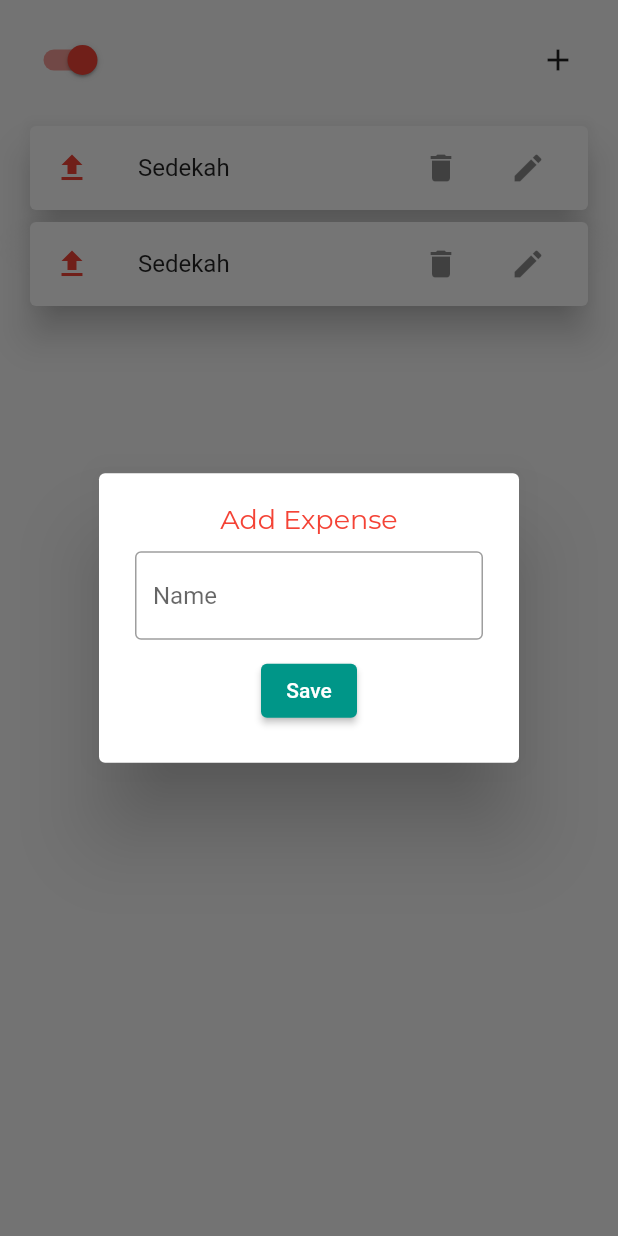
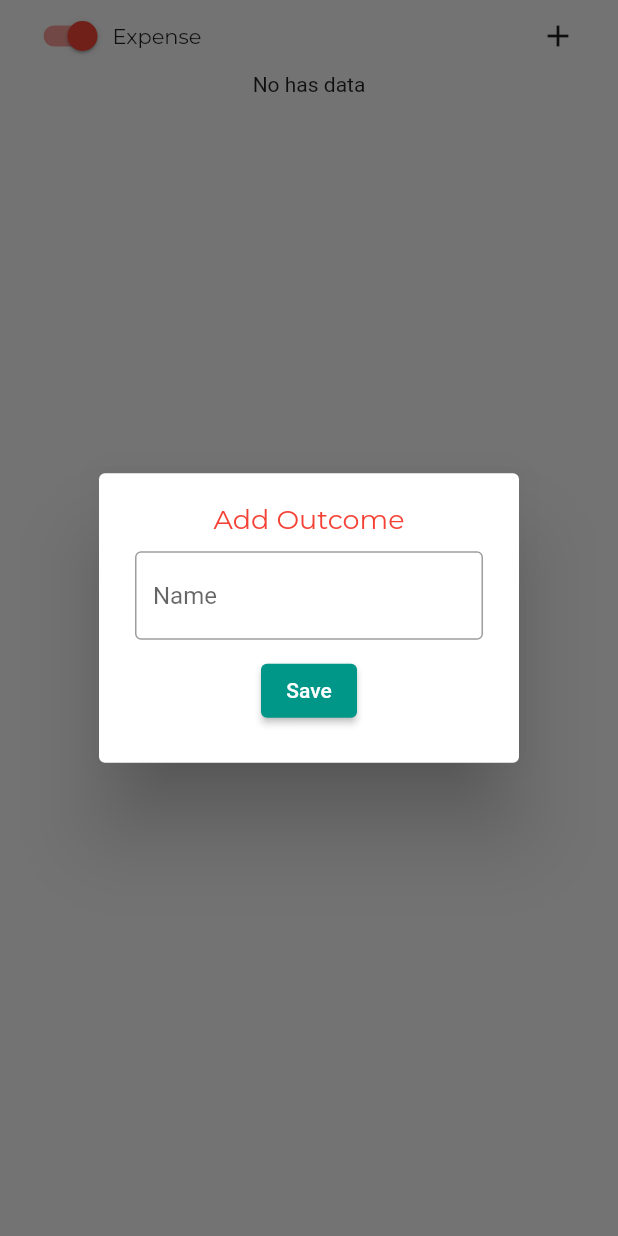
Before and after one commit to Indrinf/Money-Tracker, a Flutter app: the CategoryPage widget shown alone on an empty page, opened directly, after a tap on the "add" icon, on a phone screen of 412 x 824 dp. Run offline on Flutter 3.47's test engine with Material 2 defaults, Android fonts, the phone set to English and light mode, and no system bars; our stand-ins replace drift, google_fonts; missing offline and left inert: calendar_appbar; accounts and stored records are empty; generated files the repository leaves out were written again.

Commit message:
create category crud

```diff
--- a/lib/models/database.dart
+++ b/lib/models/database.dart
@@ -19,6 +19,22 @@
 
   @override
   int get schemaVersion => 1;
+
+  // CRUD Category
+
+  Future<List<Category>> getAllCategoryRepo(int type) async {
+    return await (select(categories)..where((tbl) => tbl.type.equals(type)))
+        .get();
+  }
+
+  Future updateCategoryRepo(int id, String name) async {
+    return (update(categories)..where((tbl) => tbl.id.equals(id)))
+        .write(CategoriesCompanion(name: Value(name)));
+  }
+
+  Future deleteCategoryRepo(int id) async {
+    return (delete(categories)..where((tbl) => tbl.id.equals(id))).go();
+  }
 }
 
 LazyDatabase _openConnection() {
--- a/lib/pages/category_page.dart
+++ b/lib/pages/category_page.dart
@@ -1,19 +1,51 @@
 import 'package:flutter/material.dart';
-import 'package:flutter/src/widgets/container.dart';
 import 'package:flutter/src/widgets/framework.dart';
 import 'package:google_fonts/google_fonts.dart';
+import 'package:money_tracking/models/category.dart';
+import 'package:money_tracking/models/database.dart';
 
 class CategoryPage extends StatefulWidget {
-  const CategoryPage({super.key});
+  const CategoryPage({Key? key}) : super(key: key);
 
   @override
   State<CategoryPage> createState() => _CategoryPageState();
 }
 
 class _CategoryPageState extends State<CategoryPage> {
-  bool isExpense = true;
+  bool? isExpense;
+  int? type;
+  final AppDb database = AppDb();
+  List<Category> listCategory = [];
+  TextEditingController categoryNameController = TextEditingController();
 
-  void openDialog() {
+  Future<List<Category>> getAllCategory(int type) async {
+    return await database.getAllCategoryRepo(type);
+  }
+
+  Future insert(String name, int type) async {
+    DateTime now = DateTime.now();
+    await database.into(database.categories).insertReturning(
+        CategoriesCompanion.insert(
+            name: name, type: type, createdAt: now, updatedAt: now));
+  }
+
+  Future update(int categoryId, String newName) async {
+    await database.updateCategoryRepo(categoryId, newName);
+  }
+
+  @override
+  void initState() {
+    // TODO: implement initState
+    isExpense = true;
+    type = (isExpense!) ? 2 : 1;
+    super.initState();
+  }
+
+  void openDialog(Category? category) {
+    categoryNameController.clear();
+    if (category != null) {
+      categoryNameController.text = category.name;
+    }
     showDialog(
         context: context,
         builder: (BuildContext context) {
@@ -21,111 +53,155 @@
             content: SingleChildScrollView(
                 child: Center(
                     child: Column(
+              crossAxisAlignment: CrossAxisAlignment.center,
               children: [
                 Text(
-                    (isExpense) ? "Add Expense" : "Add Income",
+                  ((category != null) ? 'Edit ' : 'Add ') +
+                      ((isExpense!) ? "Outcome" : "Income"),
                   style: GoogleFonts.montserrat(
                       fontSize: 18,
-                        color: (isExpense) ? Colors.red : Colors.green),
+                      color: (isExpense!) ? Colors.red : Colors.green),
                 ),
                 SizedBox(
                   height: 10,
                 ),
                 TextFormField(
+                  controller: categoryNameController,
                   decoration: InputDecoration(
                       border: OutlineInputBorder(), hintText: "Name"),
                 ),
                 SizedBox(
                   height: 10,
                 ),
-                  ElevatedButton(onPressed: () {}, child: Text("Save"))
+                ElevatedButton(
+                    onPressed: () {
+                      (category == null)
+                          ? insert(
+                              categoryNameController.text, isExpense! ? 2 : 1)
+                          : update(category.id, categoryNameController.text);
+                      setState(() {});
+
+                      Navigator.of(context, rootNavigator: true).pop('dialog');
+                    },
+                    child: Text("Save"))
               ],
-              )),
-            ),
+            ))),
           );
         });
   }
 
   @override
   Widget build(BuildContext context) {
-    return SafeArea(
-        child: Column(
-      children: [
+    return SingleChildScrollView(
+      child: SafeArea(
+          child: Column(children: [
         Padding(
-          padding: const EdgeInsets.all(16),
+          padding: const EdgeInsets.symmetric(horizontal: 16),
           child: Row(
             mainAxisAlignment: MainAxisAlignment.spaceBetween,
             children: [
+              Row(
+                children: [
                   Switch(
-                value: isExpense,
-                onChanged: (bool value) {
-                  setState(() {
-                    isExpense = value;
-                  });
-                },
+                    // This bool value toggles the switch.
+                    value: isExpense!,
                     inactiveTrackColor: Colors.green[200],
                     inactiveThumbColor: Colors.green,
                     activeColor: Colors.red,
+                    onChanged: (bool value) {
+                      // This is called when the user toggles the switch.
+                      setState(() {
+                        isExpense = value;
+                        type = (value) ? 2 : 1;
+                      });
+                    },
+                  ),
+                  Text(
+                    isExpense! ? "Expense" : "Income",
+                    style: GoogleFonts.montserrat(fontSize: 14),
+                  )
+                ],
               ),
               IconButton(
                   onPressed: () {
-                    openDialog();
+                    openDialog(null);
                   },
                   icon: Icon(Icons.add))
             ],
           ),
         ),
-        Padding(
+        FutureBuilder<List<Category>>(
+          future: getAllCategory(type!),
+          builder: (context, snapshot) {
+            if (snapshot.connectionState == ConnectionState.waiting) {
+              return Center(
+                child: CircularProgressIndicator(),
+              );
+            } else {
+              if (snapshot.hasData) {
+                if (snapshot.data!.length > 0) {
+                  return ListView.builder(
+                    shrinkWrap: true,
+                    itemCount: snapshot.data?.length,
+                    itemBuilder: (context, index) {
+                      return Padding(
                         padding: const EdgeInsets.symmetric(horizontal: 16),
                         child: Card(
                           elevation: 10,
                           child: ListTile(
-              leading: (isExpense)
-                  ? Icon(
-                      Icons.upload,
-                      color: Colors.red,
-                    )
-                  : Icon(Icons.download, color: Colors.green),
-              title: Text(
-                "Sedekah",
-              ),
                               trailing: Row(
                                 mainAxisSize: MainAxisSize.min,
                                 children: [
-                  IconButton(onPressed: () {}, icon: Icon(Icons.delete)),
-                  SizedBox(width: 10),
-                  IconButton(onPressed: () {}, icon: Icon(Icons.edit))
+                                  IconButton(
+                                    icon: Icon(Icons.delete),
+                                    onPressed: () {
+                                      database.deleteCategoryRepo(
+                                          snapshot.data![index].id);
+                                      setState(() {});
+                                    },
+                                  ),
+                                  SizedBox(
+                                    width: 10,
+                                  ),
+                                  IconButton(
+                                    icon: Icon(Icons.edit),
+                                    onPressed: () {
+                                      openDialog(snapshot.data![index]);
+                                    },
+                                  )
                                 ],
                               ),
+                              leading: Container(
+                                  padding: EdgeInsets.all(3),
+                                  decoration: BoxDecoration(
+                                      color: Colors.white,
+                                      borderRadius: BorderRadius.circular(8)),
+                                  child: (isExpense!)
+                                      ? Icon(Icons.upload,
+                                          color: Colors.redAccent[400])
+                                      : Icon(
+                                          Icons.download,
+                                          color: Colors.greenAccent[400],
+                                        )),
+                              title: Text(snapshot.data![index].name)),
                         ),
-          ),
-        ),
-        Padding(
-          padding: const EdgeInsets.symmetric(horizontal: 16),
-          child: Card(
-            elevation: 10,
-            child: ListTile(
-              leading: (isExpense)
-                  ? Icon(
-                      Icons.upload,
-                      color: Colors.red,
-                    )
-                  : Icon(Icons.download, color: Colors.green),
-              title: Text(
-                "Sedekah",
-              ),
-              trailing: Row(
-                mainAxisSize: MainAxisSize.min,
-                children: [
-                  IconButton(onPressed: () {}, icon: Icon(Icons.delete)),
-                  SizedBox(width: 10),
-                  IconButton(onPressed: () {}, icon: Icon(Icons.edit))
-                ],
-              ),
-            ),
-          ),
-        )
-      ],
-    ));
+                      );
+                    },
+                  );
+                } else {
+                  return Center(
+                    child: Text("No has data"),
+                  );
+                }
+              } else {
+                return Center(
+                  child: Text("No has data"),
+                );
               }
             }
+          },
+        ),
+      ])),
+    );
+  }
+}
```
Lines whose indentation alone changed are shown as unchanged.
